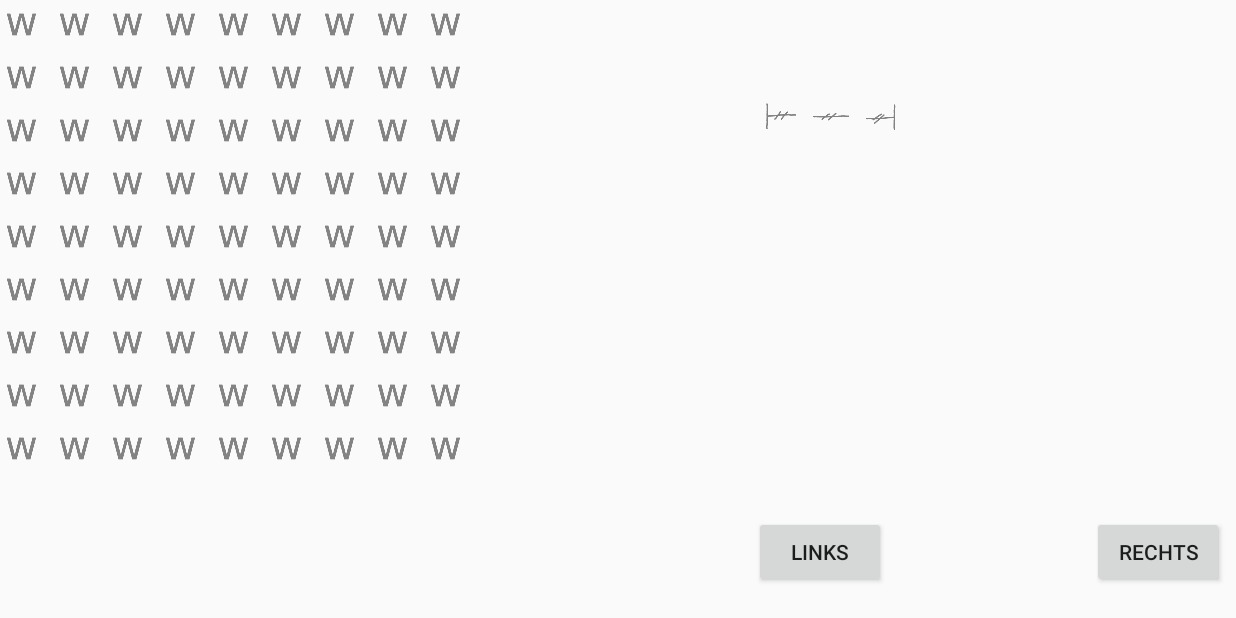
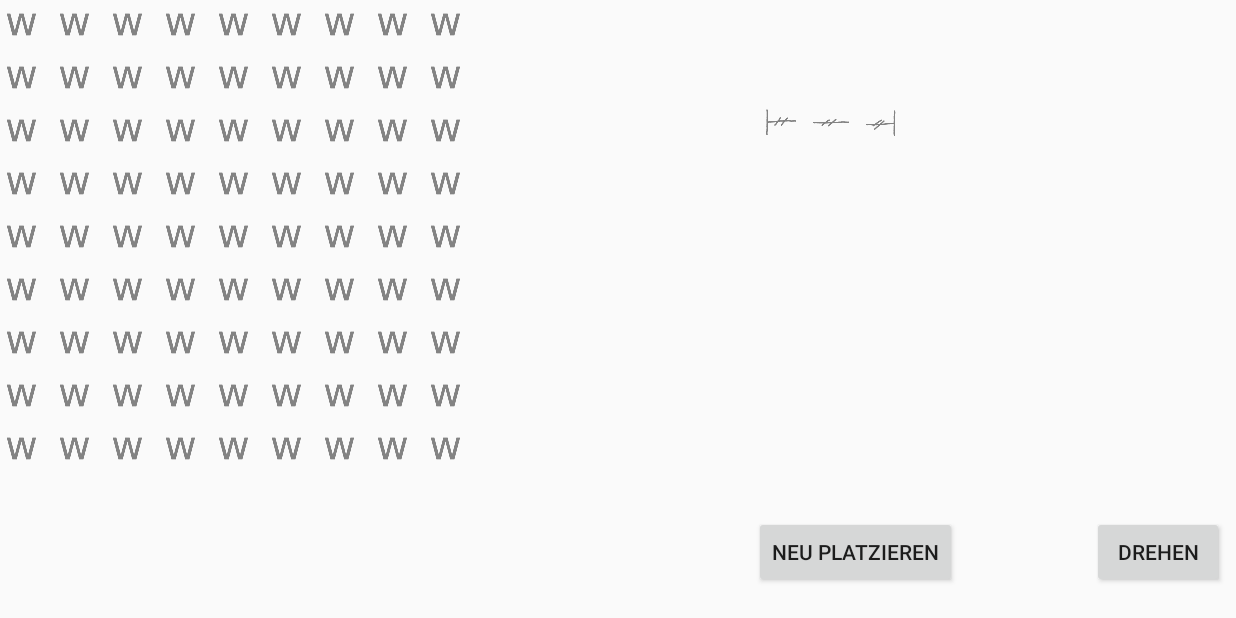
Before and after one commit to Alexx882/SiegeAndDestroy3D, an Android app: the PlacementActivity screen opened directly, with no data from a screen before it, on a phone screen of 824 x 412 dp (held sideways). Run offline under Robolectric (Android 15) with nearby library versions, the phone set to English and light mode, and no system bars.

Commit message:
SiegeAndDestroy3D-14 Platzieren von Schiffen (Logik) Anpassen der Buttons und simuliertes Senden der Daten an den Server. Öffnen der Game Activity und Weitergabe der GameConfig.

```diff
--- a/app/src/main/java/at/aau/gloryweapons/siegeanddestroy3d/game/activities/GameTurnsActivity.java
+++ b/app/src/main/java/at/aau/gloryweapons/siegeanddestroy3d/game/activities/GameTurnsActivity.java
@@ -14,6 +14,7 @@ import android.widget.ImageView;
 import android.widget.TextView;
 
 import at.aau.gloryweapons.siegeanddestroy3d.R;
+import at.aau.gloryweapons.siegeanddestroy3d.game.models.GameConfiguration;
 import at.aau.gloryweapons.siegeanddestroy3d.game.models.GameSettings;
 
 public class GameTurnsActivity extends AppCompatActivity {
@@ -23,8 +24,8 @@ public class GameTurnsActivity extends AppCompatActivity {
     protected void onCreate(Bundle savedInstanceState) {
         super.onCreate(savedInstanceState);
         setContentView(R.layout.activity_enemy_turn);
-        //initializing gameSettings class. normally not in this activity...only for testing
-        GameSettings gameSettings = new GameSettings();
+        // receiving and saving the game configuration
+        GameSettings gameSettings = (GameConfiguration)getIntent().getSerializableExtra(GameConfiguration.INTENT_KEYWORD);
 
         int nRows = 9, nCols = 9;
         // set size for grid
--- a/app/src/main/java/at/aau/gloryweapons/siegeanddestroy3d/game/activities/PlacementActivity.java
+++ b/app/src/main/java/at/aau/gloryweapons/siegeanddestroy3d/game/activities/PlacementActivity.java
@@ -1,5 +1,6 @@
 package at.aau.gloryweapons.siegeanddestroy3d.game.activities;
 
+import android.content.Intent;
 import android.support.v7.app.AppCompatActivity;
 import android.os.Bundle;
 import android.view.View;
@@ -11,10 +12,14 @@ import java.util.Arrays;
 
 import at.aau.gloryweapons.siegeanddestroy3d.GlobalGameSettings;
 import at.aau.gloryweapons.siegeanddestroy3d.R;
+import at.aau.gloryweapons.siegeanddestroy3d.WelcomePageActivity;
 import at.aau.gloryweapons.siegeanddestroy3d.game.activities.renderer.BoardRenderer;
 import at.aau.gloryweapons.siegeanddestroy3d.game.models.BasicShip;
 import at.aau.gloryweapons.siegeanddestroy3d.game.models.BattleArea;
+import at.aau.gloryweapons.siegeanddestroy3d.game.models.GameConfiguration;
+import at.aau.gloryweapons.siegeanddestroy3d.game.models.GameSettings;
 import at.aau.gloryweapons.siegeanddestroy3d.game.views.GameBoardImageView;
+import at.aau.gloryweapons.siegeanddestroy3d.network.interfaces.CallbackObject;
 import at.aau.gloryweapons.siegeanddestroy3d.network.interfaces.DummyNetworkCommunicator;
 import at.aau.gloryweapons.siegeanddestroy3d.network.interfaces.NetworkCommunicator;
 
@@ -31,8 +36,9 @@ public class PlacementActivity extends AppCompatActivity {
     private boolean placementInProgress = false;
 
     // btns
-    Button btnRotateLeft;
-    Button btnRotateRight;
+    Button btnRotateShip;
+    Button btnReady;
+    Button btnRestartPlacement;
 
     @Override
     protected void onCreate(Bundle savedInstanceState) {
@@ -42,21 +48,44 @@ public class PlacementActivity extends AppCompatActivity {
         // init the renderer
         gridRenderer = new BoardRenderer(this);
 
+        // init the buttons
+        btnRotateShip = findViewById(R.id.buttonRotateShip);
+        btnReady = findViewById(R.id.buttonReady);
+        btnRestartPlacement = findViewById(R.id.buttonRestartPlacement);
+
+        // let the user place the ships
+        initShipPlacementProcess();
+    }
+
+    /**
+     * Switches from this activity to the GameTurnsActivity
+     * @param gameConfig
+     */
+    private void switchToGameActivity(GameConfiguration gameConfig){
+        Intent switchActivityIntent = new Intent(this, GameTurnsActivity.class);
+        switchActivityIntent.putExtra(GameConfiguration.INTENT_KEYWORD, gameConfig);
+        startActivity(switchActivityIntent);
+
+        // remove this activity from the history stack - user shouldnt be able to get back to placement
+        this.finish();
+    }
+
+    /**
+     * Inits the ship placement process and starts with the first ship.
+     */
+    private void initShipPlacementProcess() {
         int nRows = GlobalGameSettings.getCurrent().getNumberRows();
         int nCols = GlobalGameSettings.getCurrent().getNumberColumns();
 
         // init the visual board with water tiles
         visualBoard = showEmptyBoard(nRows, nCols);
 
-        // init the logical board with water
+        // init the logical board with water tiles
         playerBoard = new BattleArea(GlobalGameSettings.getCurrent().getPlayerId(), nRows, nCols);
 
-        // let the user place the ships
-        placeShips();
-    }
+        placementInProgress = true;
+        updateButtonVisibility(true);
 
-    private void placeShips() {
-        placementInProgress = true;
         /*
         Process:
         1. load/create all ships
@@ -68,7 +97,7 @@ public class PlacementActivity extends AppCompatActivity {
         7. send placed ships to server
         */
 
-        // (1) load/create all ships
+        // (1) create all ships
         ships = new BasicShip[GlobalGameSettings.getCurrent().getNumberShips()];
         for (int i = 0; i < ships.length; ++i)
             ships[i] = new BasicShip(GlobalGameSettings.getCurrent().getPlayerId(),
@@ -79,10 +108,8 @@ public class PlacementActivity extends AppCompatActivity {
         idxShipToPlace = 0;
         prepareNextShipPlacement();
 
-        btnRotateLeft = findViewById(R.id.buttonRotateLeft);
-        btnRotateRight = findViewById(R.id.buttonRotateRight);
         // (3) listen for ship rotation
-        View.OnClickListener rotateListener = new View.OnClickListener() {
+        btnRotateShip.setOnClickListener(new View.OnClickListener() {
             @Override
             public void onClick(View view) {
                 if (placementInProgress) {
@@ -90,9 +117,16 @@ public class PlacementActivity extends AppCompatActivity {
                     placeShipOnPreviewGrid(ships[idxShipToPlace]);
                 }
             }
-        };
-        btnRotateLeft.setOnClickListener(rotateListener);
-        btnRotateRight.setOnClickListener(rotateListener);
+        });
+
+        // (6) restart the placement process if the user is not satisfied.
+        btnRestartPlacement.setOnClickListener(new View.OnClickListener() {
+            @Override
+            public void onClick(View view) {
+                // (6) restart the placement process if the user is not satisfied.
+                initShipPlacementProcess();
+            }
+        });
     }
 
     private void prepareNextShipPlacement() {
@@ -146,6 +180,7 @@ public class PlacementActivity extends AppCompatActivity {
 
     /**
      * Used to handle taps from the user.
+     * The method places the ship and starts initialization for the next ship placement or finishes up if the last ship was placed.
      *
      * @param row
      * @param col
@@ -174,7 +209,8 @@ public class PlacementActivity extends AppCompatActivity {
         placeShipOnVisualBoard(shipToPlace, row, col);
 
         // (5) prepare placing the next ship
-        if (++idxShipToPlace < ships.length) {
+        ++idxShipToPlace;
+        if (idxShipToPlace < ships.length) {
             prepareNextShipPlacement();
         } else {
             finishShipPlacement();
@@ -183,15 +219,47 @@ public class PlacementActivity extends AppCompatActivity {
 
     private void finishShipPlacement() {
         placementInProgress = false;
-        btnRotateLeft.setClickable(false);
-        btnRotateRight.setClickable(false);
+        // update the layout to indicate the placement process is complete
+        updateButtonVisibility(false);
         placeShipOnPreviewGrid(null);
 
-        // TODO (6) let user accept the config or restart placement
+        // (7) send ships to server
+        btnReady.setOnClickListener(new View.OnClickListener() {
+            @Override
+            public void onClick(View view) {
+                // diable ui interactions
+                btnRotateShip.setEnabled(false);
+                btnRestartPlacement.setEnabled(false);
+                btnReady.setEnabled(false);
 
-        // (7) send ships to server
+                sendConfigurationToServer();
+            }
+        });
+    }
+
+    private void sendConfigurationToServer() {
         NetworkCommunicator comm = new DummyNetworkCommunicator();
-        comm.sendGameConfigurationToServer(null, playerBoard, Arrays.asList(ships), null); // TODO
+        CallbackObject<GameConfiguration> callback = new CallbackObject<GameConfiguration>() {
+            @Override
+            public void callback(GameConfiguration param) {
+                switchToGameActivity(param);
+            }
+        };
+
+        comm.sendGameConfigurationToServer(null, playerBoard, Arrays.asList(ships), callback);
+    }
+
+    /**
+     * Updates the visibility of the buttons. Depending on the parameter the buttons are either shown or hidden.
+     *
+     * @param placementActive Indicates if the placement process is currently active.
+     */
+    private void updateButtonVisibility(boolean placementActive) {
+        int placementButtonsVisibility = placementActive ? View.VISIBLE : View.INVISIBLE;
+        btnRotateShip.setVisibility(placementButtonsVisibility);
+
+        int finishButtonsVisibility = !placementActive ? View.VISIBLE : View.INVISIBLE;
+        btnReady.setVisibility(finishButtonsVisibility);
     }
 
     /**
@@ -233,6 +301,7 @@ public class PlacementActivity extends AppCompatActivity {
      */
     private GameBoardImageView[][] showEmptyBoard(int nRows, int nCols) {
         GridLayout grid = findViewById(R.id.gridPlacementBoard);
+        grid.removeAllViews();
         grid.setRowCount(nRows);
         grid.setColumnCount(nCols);
 
--- a/app/src/main/java/at/aau/gloryweapons/siegeanddestroy3d/game/models/GameConfiguration.java
+++ b/app/src/main/java/at/aau/gloryweapons/siegeanddestroy3d/game/models/GameConfiguration.java
@@ -1,9 +1,13 @@
 package at.aau.gloryweapons.siegeanddestroy3d.game.models;
 
+
+import java.io.Serializable;
 
 /**
  * Created by Alexander on 18.04.2018.
  */
 
-public class GameConfiguration extends GameSettings {
+public class GameConfiguration extends GameSettings implements Serializable{
+    public static final String INTENT_KEYWORD = "Config";
+
 }
--- a/app/src/main/res/layout/activity_placement.xml
+++ b/app/src/main/res/layout/activity_placement.xml
@@ -19,22 +19,12 @@
         android:layout_weight="3">
 
         <Button
-            android:id="@+id/buttonRotateLeft"
-            android:layout_width="wrap_content"
-            android:layout_height="wrap_content"
-            android:layout_marginBottom="20dp"
-            android:layout_marginStart="8dp"
-            android:text="Links"
-            app:layout_constraintBottom_toBottomOf="parent"
-            app:layout_constraintStart_toStartOf="parent" />
-
-        <Button
-            android:id="@+id/buttonRotateRight"
+            android:id="@+id/buttonRotateShip"
             android:layout_width="wrap_content"
             android:layout_height="wrap_content"
             android:layout_marginBottom="20dp"
             android:layout_marginEnd="8dp"
-            android:text="Rechts"
+            android:text="Drehen"
             app:layout_constraintBottom_toBottomOf="parent"
             app:layout_constraintEnd_toEndOf="parent" />
 
@@ -45,14 +35,35 @@
             android:layout_marginBottom="8dp"
             android:layout_marginEnd="8dp"
             android:layout_marginStart="8dp"
-            android:layout_marginTop="8dp"
-            app:layout_constraintBottom_toTopOf="@+id/buttonRotateLeft"
+            android:layout_marginTop="16dp"
+            app:layout_constraintBottom_toTopOf="@+id/buttonRestartPlacement"
             app:layout_constraintEnd_toEndOf="parent"
             app:layout_constraintHorizontal_bias="0.0"
             app:layout_constraintStart_toStartOf="parent"
             app:layout_constraintTop_toTopOf="parent">
+        </GridLayout>
 
-        </GridLayout>
+        <Button
+            android:id="@+id/buttonRestartPlacement"
+            android:layout_width="wrap_content"
+            android:layout_height="wrap_content"
+            android:layout_marginBottom="20dp"
+            android:layout_marginStart="8dp"
+            android:text="Neu platzieren"
+            android:visibility="visible"
+            app:layout_constraintBottom_toBottomOf="parent"
+            app:layout_constraintStart_toStartOf="parent" />
+
+        <Button
+            android:id="@+id/buttonReady"
+            android:layout_width="wrap_content"
+            android:layout_height="wrap_content"
+            android:layout_marginBottom="20dp"
+            android:layout_marginEnd="8dp"
+            android:text="Bereit"
+            android:visibility="invisible"
+            app:layout_constraintBottom_toBottomOf="parent"
+            app:layout_constraintEnd_toEndOf="parent" />
     </android.support.constraint.ConstraintLayout>
 
 </LinearLayout>
```
Also changed, not shown: app/src/main/java/at/aau/gloryweapons/siegeanddestroy3d/network/interfaces/DummyNetworkCommunicator.java (+22 -1 lines).
